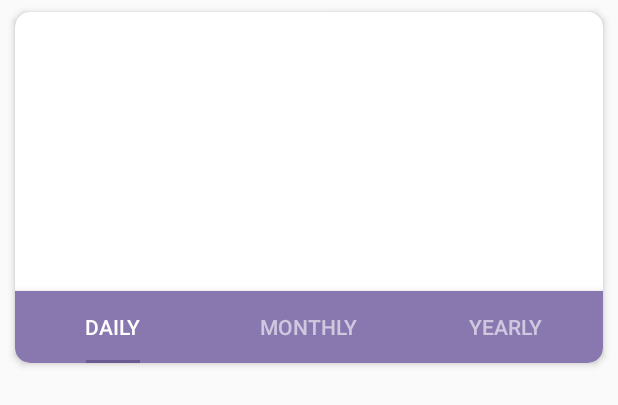
After one commit to tassiolucas/FaraSenseMobile, an Android app: the layout adapter_item_consume_chart_date.xml on its own in the app's theme, with its tools: preview values and no code run, on a phone screen of 412 x 824 dp. The commit adds this screen. Shown: the top 405 px of the screen. Run offline under Robolectric (Android 15) with nearby library versions, the phone set to English and light mode, and no system bars; network calls fail.

Commit message:
-Inicializa o desenvolvimento do primeiro item do Dashboard

```diff
--- a/app/src/main/java/farasense/mobile/App.java
+++ b/app/src/main/java/farasense/mobile/App.java
@@ -2,6 +2,8 @@ package farasense.mobile;
 
 import android.app.Activity;
 import android.app.Application;
+
+import farasense.mobile.view_model.base.BaseObservableViewModel;
 import io.realm.Realm;
 import io.realm.RealmConfiguration;
 
--- a/app/src/main/java/farasense/mobile/model/DAO/FaraSenseSensorDAO.java
+++ b/app/src/main/java/farasense/mobile/model/DAO/FaraSenseSensorDAO.java
@@ -34,4 +34,6 @@ public class FaraSenseSensorDAO extends BaseDAO {
         return savedFromServer;
     }
 
+
+
 }
--- /dev/null
+++ b/app/src/main/res/drawable/shape_background_tab.xml
@@ -0,0 +1,22 @@
+<?xml version="1.0" encoding="utf-8"?>
+<shape xmlns:android="http://schemas.android.com/apk/res/android"
+    android:shape="rectangle" >
+
+    <corners
+        android:bottomLeftRadius="10dp"
+        android:bottomRightRadius="10dp"
+        android:topLeftRadius="0dp"
+        android:topRightRadius="0dp" />
+
+    <solid android:color="@color/colorPrimaryDark" />
+
+    <padding
+        android:bottom="0dp"
+        android:left="0dp"
+        android:right="0dp"
+        android:top="0dp" />
+
+    <size
+        android:height="32dp" />
+
+</shape>
--- /dev/null
+++ b/app/src/main/res/layout/adapter_item_consume_chart_date.xml
@@ -0,0 +1,58 @@
+<?xml version="1.0" encoding="utf-8"?>
+<layout
+    xmlns:android="http://schemas.android.com/apk/res/android"
+    xmlns:card_view="http://schemas.android.com/tools"
+    xmlns:app="http://schemas.android.com/apk/res-auto">
+
+    <RelativeLayout
+        android:layout_width="wrap_content"
+        android:layout_height="wrap_content">
+
+        <android.support.v7.widget.CardView
+            android:id="@+id/card_view_chart_outer"
+            android:layout_width="match_parent"
+            android:layout_height="250dp"
+            android:layout_gravity="center"
+            style="@style/ChartCardView">
+
+            <android.support.design.widget.AppBarLayout
+                android:id="@+id/appbar"
+                android:layout_width="match_parent"
+                android:layout_height="wrap_content"
+                android:layout_below="@id/include_toolbar"
+                android:layout_gravity="bottom"
+                android:background="@drawable/shape_background_tab">
+
+                <android.support.design.widget.TabLayout
+                    android:id="@+id/consume_chart_tabs"
+                    android:layout_width="match_parent"
+                    android:layout_height="wrap_content"
+                    app:tabIndicatorColor="@color/colorPrimary"
+                    app:tabIndicatorFullWidth="false"
+                    app:tabSelectedTextColor="@color/white"
+                    app:tabTextColor="@color/whiteOpacity">
+
+                    <android.support.design.widget.TabItem
+                        android:id="@+id/consume_tab_item_1"
+                        android:layout_width="wrap_content"
+                        android:layout_height="wrap_content"
+                        android:text="@string/daily" />
+
+                    <android.support.design.widget.TabItem
+                        android:id="@+id/consume_tab_item_2"
+                        android:layout_width="wrap_content"
+                        android:layout_height="wrap_content"
+                        android:text="@string/monthly" />
+
+                    <android.support.design.widget.TabItem
+                        android:id="@+id/consume_tab_item_3"
+                        android:layout_width="wrap_content"
+                        android:layout_height="wrap_content"
+                        android:text="@string/yearly" />
+
+                </android.support.design.widget.TabLayout>
+            </android.support.design.widget.AppBarLayout>
+
+        </android.support.v7.widget.CardView>
+    </RelativeLayout>
+</layout>
--- a/app/src/main/res/layout/toolbar.xml
+++ b/app/src/main/res/layout/toolbar.xml
@@ -29,7 +29,7 @@
             android:layout_height="wrap_content"
             android:textColor="@color/white"
             android:gravity="center_horizontal"
-            tools:text="Some title"/>
+            tools:text="Olá, seja muito bem-vindo!"/>
 
             <farasense.mobile.view.components.FaraSenseTextViewRegular
             android:id="@+id/toolbar_subtitle"
--- a/app/src/main/res/values/strings.xml
+++ b/app/src/main/res/values/strings.xml
@@ -10,4 +10,7 @@
     <string name="error_downloading_message">There was a problem downloading the data. Try again later</string>
     <string name="welcome_label">Hello, be very welcome!</string>
     <string name="menu_search_title">Search</string>
+    <string name="daily">Daily</string>
+    <string name="monthly">Monthly</string>
+    <string name="yearly">Yearly</string>
 </resources>
--- a/app/src/main/res/values/styles.xml
+++ b/app/src/main/res/values/styles.xml
@@ -27,4 +27,18 @@
         <item name="android:textSize">@dimen/subttitle_toolbar</item>
     </style>
 
+    <style name="FaraSenseCardView" parent="CardView">
+        <item name="cardUseCompatPadding">true</item>
+        <item name="android:layout_width">match_parent</item>
+        <item name="android:layout_height">wrap_content</item>
+        <item name="android:layout_marginLeft">@dimen/card_view_half_margin</item>
+        <item name="android:layout_marginRight">@dimen/card_view_half_margin</item>
+    </style>
+
+    <style name="ChartCardView" parent="FaraSenseCardView">
+        <item name="android:clickable">false</item>
+        <item name="cardElevation">3dp</item>
+        <item name="cardCornerRadius">10dp</item>
+    </style>
+
 </resources>
--- a/build.gradle
+++ b/build.gradle
@@ -11,13 +11,16 @@ buildscript {
 
         // NOTE: Do not place your application dependencies here; they belong
         // in the individual module build.gradle files
+        // classpath 'com.google.gms:google-services:3.2.0'
     }
 }
 
 allprojects {
     repositories {
+        jcenter()
+        // maven { url 'https://maven.google.com' }
         google()
-        jcenter()
+        // mavenCentral()
     }
 }
 
```
Also changed, not shown: app/build.gradle (+11 -5 lines), app/src/main/java/farasense/mobile/view/ui/activity/DashboardActivity.java (+18 -6 lines), app/src/main/java/farasense/mobile/view/ui/activity/SplashActivity.java (+8 -15 lines), app/src/main/java/farasense/mobile/view/ui/activity/fragment/AnnualChartConsumptionFragment.java (added, +24 -0 lines), app/src/main/java/farasense/mobile/view/ui/activity/fragment/DailyChartConsumptionFragment.java (added, +24 -0 lines), app/src/main/java/farasense/mobile/view/ui/activity/fragment/MonthlyChartConsumptionFragment.java (added, +26 -0 lines), app/src/main/java/farasense/mobile/view/ui/adapter/ChartConsumeTabAdapter.java (added, +54 -0 lines), app/src/main/java/farasense/mobile/view_model/AnnualChartConsumptionFragmentViewModel.java (added, +10 -0 lines), app/src/main/java/farasense/mobile/view_model/DailyChartConsumptionFragmentViewModel.java (added, +12 -0 lines), app/src/main/java/farasense/mobile/view_model/MonthlyChartConsumptionFragmentViewModel.java (added, +10 -0 lines), app/src/main/res/layout/activity_dashboard.xml (+11 -8 lines), 1 other file.
